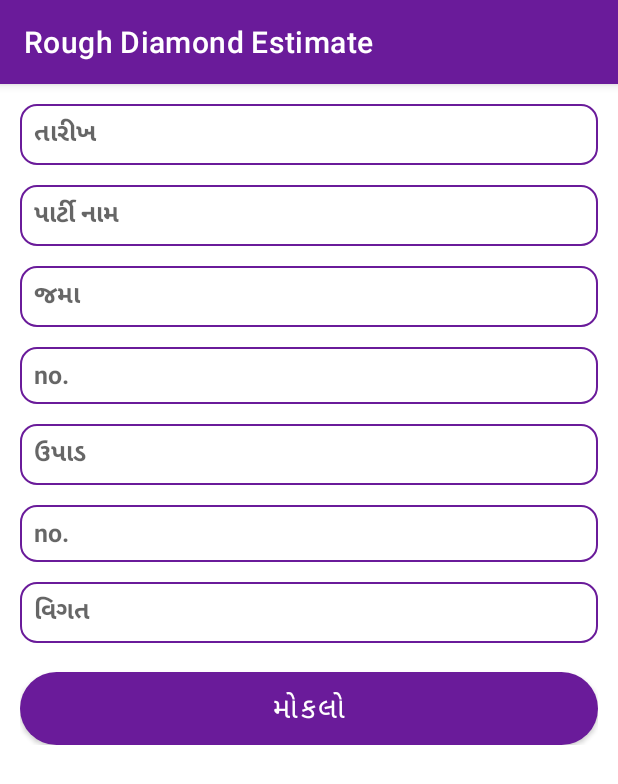
After one commit to harshBackeend/Rough-Diamondrate, an Android app: the AddMoneyDetailActivity screen opened directly, with no data from a screen before it, on a phone screen of 412 x 824 dp. The commit adds this screen. Shown: the top 784 px of the screen. Run offline under Robolectric (Android 15) with nearby library versions, the phone set to English and light mode, and no system bars; our stand-ins replace sdp/ssp sizes.

Commit message:
implement AddMoneyDetailViewModel.kt and AddMoneyDetailActivity.kt

```diff
--- a/app/src/main/java/com/harsh/roughdiamondrate/model/Data.kt
+++ b/app/src/main/java/com/harsh/roughdiamondrate/model/Data.kt
@@ -3,7 +3,7 @@ package com.harsh.roughdiamondrate.model
 import com.google.gson.annotations.SerializedName
 
 data class Data(
-    @SerializedName("college") var college: String? = null,
-    @SerializedName("city") var city: String? = null,
-    @SerializedName("state") var state: String? = null
+
+    @SerializedName("url")
+    var url: String? = null
 )
--- /dev/null
+++ b/app/src/main/java/com/harsh/roughdiamondrate/uiComponents/AddMoneyDetailActivity.kt
@@ -0,0 +1,51 @@
+package com.harsh.roughdiamondrate.uiComponents
+
+import androidx.appcompat.app.AppCompatActivity
+import android.os.Bundle
+import android.widget.EditText
+import androidx.lifecycle.ViewModelProvider
+import com.harsh.roughdiamondrate.Utility
+import com.harsh.roughdiamondrate.databinding.ActivityAddMoneyDetailBinding
+import com.harsh.roughdiamondrate.viewModel.AddMoneyDetailViewModel
+
+class AddMoneyDetailActivity : AppCompatActivity() {
+
+    lateinit var binding: ActivityAddMoneyDetailBinding
+    lateinit var viewModel: AddMoneyDetailViewModel
+
+    override fun onCreate(savedInstanceState: Bundle?) {
+        super.onCreate(savedInstanceState)
+        binding = ActivityAddMoneyDetailBinding.inflate(layoutInflater)
+        setContentView(binding.root)
+        viewModel = ViewModelProvider(this)[AddMoneyDetailViewModel::class.java]
+
+
+        binding.buttonSend.setOnClickListener {
+            if (viewModel.setDataToApi(
+                    Utility.getTextFromEditText(binding.editDate),
+                    Utility.getTextFromEditText(binding.editPaltyName),
+                    Utility.getTextFromEditText(binding.editDeposit),
+                    Utility.getTextFromEditText(binding.editDepositNumber),
+                    Utility.getTextFromEditText(binding.editWithdrawal),
+                    Utility.getTextFromEditText(binding.editWithdrawalNumber),
+                    Utility.getTextFromEditText(binding.editDetail),
+                    this
+                )
+            ) {
+                resetEditText(binding.editDate)
+                resetEditText(binding.editPaltyName)
+                resetEditText(binding.editDeposit)
+                resetEditText(binding.editDepositNumber)
+                resetEditText(binding.editWithdrawal)
+                resetEditText(binding.editWithdrawalNumber)
+                resetEditText(binding.editDetail)
+            }
+        }
+
+
+    }
+
+    private fun resetEditText(editText: EditText) {
+        editText.text = null
+    }
+}
--- a/app/src/main/java/com/harsh/roughdiamondrate/uiComponents/FilterActivity.kt
+++ b/app/src/main/java/com/harsh/roughdiamondrate/uiComponents/FilterActivity.kt
@@ -21,7 +21,7 @@ class FilterActivity : AppCompatActivity() {
         binding = ActivityFilterBinding.inflate(layoutInflater)
         setContentView(binding.root)
 
-        binding.getData.setOnClickListener {
+       /* binding.getData.setOnClickListener {
             val url = Utility.getSharedPreferences(this@FilterActivity,ApiUrlKey.firstUrl)
             val requestModel = RequestModel(college = "dishant", filter = Utility.getTextFromEditText(binding.editKatNumber))
             MainScope().launch(Dispatchers.IO){
@@ -35,6 +35,6 @@ class FilterActivity : AppCompatActivity() {
                     }
                 }
             }
-        }
+        }*/
     }
 }
--- /dev/null
+++ b/app/src/main/java/com/harsh/roughdiamondrate/viewModel/AddMoneyDetailViewModel.kt
@@ -0,0 +1,47 @@
+package com.harsh.roughdiamondrate.viewModel
+
+import android.content.Context
+import android.widget.Toast
+import androidx.lifecycle.ViewModel
+import androidx.lifecycle.viewModelScope
+import com.harsh.roughdiamondrate.Utility
+import com.harsh.roughdiamondrate.model.ApiUrlKey
+import com.harsh.roughdiamondrate.model.RequestModel
+import com.harsh.roughdiamondrate.model.ResponseModel
+import com.harsh.roughdiamondrate.repository.MainRepository
+import kotlinx.coroutines.Dispatchers
+import kotlinx.coroutines.launch
+
+class AddMoneyDetailViewModel : ViewModel() {
+
+
+    fun setDataToApi(
+        dateValue: String,
+        paltyName: String,
+        deposit: String,
+        depositNumber: String,
+        withdrawal: String,
+        withdrawalNumber: String,
+        detail: String,
+        context: Context
+    ): Boolean {
+
+        val requestModel = RequestModel(
+            dateValue = dateValue, paltyName = paltyName,
+            deposit = deposit, depositNumber = depositNumber,
+            withdrawal = withdrawal, withdrawalNumber = withdrawalNumber, detail = detail
+        )
+        var apiResponse: ResponseModel? = null
+        val url = Utility.getSharedPreferences(context, ApiUrlKey.firstUrl)
+        viewModelScope.launch(Dispatchers.IO){
+            val result = MainRepository(url!!).getData(requestModel)
+            if (result.body() != null) {
+                apiResponse = result.body()
+            }
+        }
+        Toast.makeText(context,apiResponse!!.Message,Toast.LENGTH_LONG).show()
+        return apiResponse!!.Status.equals("1")
+
+    }
+
+}
--- /dev/null
+++ b/app/src/main/res/layout/activity_add_money_detail.xml
@@ -0,0 +1,112 @@
+<?xml version="1.0" encoding="utf-8"?>
+<LinearLayout xmlns:android="http://schemas.android.com/apk/res/android"
+    xmlns:app="http://schemas.android.com/apk/res-auto"
+    xmlns:tools="http://schemas.android.com/tools"
+    android:layout_width="match_parent"
+    android:layout_height="match_parent"
+    android:orientation="vertical"
+    tools:context=".uiComponents.AddMoneyDetailActivity">
+
+
+    <androidx.core.widget.NestedScrollView
+        android:layout_width="match_parent"
+        android:layout_height="wrap_content"
+        android:layout_marginHorizontal="@dimen/_10sdp">
+
+        <LinearLayout
+            android:layout_width="match_parent"
+            android:layout_height="wrap_content"
+            android:layout_marginTop="@dimen/_10sdp"
+            android:orientation="vertical">
+
+            <EditText
+                android:id="@+id/editDate"
+                style="@style/editTextFilter"
+                android:layout_width="match_parent"
+                android:layout_height="wrap_content"
+                android:background="@drawable/border_color_6a1b9a_1sdp_r_10sdp"
+                android:hint="@string/date"
+                android:padding="@dimen/_7sdp" />
+
+            <EditText
+                android:id="@+id/editPaltyName"
+                style="@style/editTextFilter"
+                android:layout_width="match_parent"
+                android:layout_height="wrap_content"
+                android:layout_marginTop="@dimen/_10sdp"
+                android:background="@drawable/border_color_6a1b9a_1sdp_r_10sdp"
+                android:hint="@string/paltyName"
+                android:inputType="textPersonName"
+                android:padding="@dimen/_7sdp" />
+
+            <EditText
+                android:id="@+id/editDeposit"
+                style="@style/editTextFilter"
+                android:layout_width="match_parent"
+                android:layout_height="wrap_content"
+                android:layout_marginTop="@dimen/_10sdp"
+                android:background="@drawable/border_color_6a1b9a_1sdp_r_10sdp"
+                android:hint="@string/deposit"
+                android:inputType="textPersonName"
+                android:padding="@dimen/_7sdp" />
+
+            <EditText
+                android:id="@+id/editDepositNumber"
+                style="@style/editTextFilter"
+                android:layout_width="match_parent"
+                android:layout_height="wrap_content"
+                android:layout_marginTop="@dimen/_10sdp"
+                android:background="@drawable/border_color_6a1b9a_1sdp_r_10sdp"
+                android:hint="@string/no"
+                android:inputType="number"
+                android:padding="@dimen/_7sdp" />
+
+            <EditText
+                android:id="@+id/editWithdrawal"
+                style="@style/editTextFilter"
+                android:layout_width="match_parent"
+                android:layout_height="wrap_content"
+                android:layout_marginTop="@dimen/_10sdp"
+                android:background="@drawable/border_color_6a1b9a_1sdp_r_10sdp"
+                android:hint="@string/withdrawal"
+                android:inputType="number"
+                android:padding="@dimen/_7sdp" />
+
+            <EditText
+                android:id="@+id/editWithdrawalNumber"
+                style="@style/editTextFilter"
+                android:layout_width="match_parent"
+                android:layout_height="wrap_content"
+                android:layout_marginTop="@dimen/_10sdp"
+                android:background="@drawable/border_color_6a1b9a_1sdp_r_10sdp"
+                android:hint="@string/no"
+                android:inputType="number"
+                android:padding="@dimen/_7sdp" />
+
+            <EditText
+                android:id="@+id/editDetail"
+                style="@style/editTextFilter"
+                android:layout_width="match_parent"
+                android:layout_height="wrap_content"
+                android:layout_marginTop="@dimen/_10sdp"
+                android:background="@drawable/border_color_6a1b9a_1sdp_r_10sdp"
+                android:hint="@string/detail"
+                android:inputType="textMultiLine"
+                android:padding="@dimen/_7sdp" />
+
+            <Button
+                android:id="@+id/buttonSend"
+                android:layout_width="match_parent"
+                android:layout_height="0dp"
+                android:layout_marginTop="@dimen/_15sdp"
+                android:layout_weight="1"
+                android:textSize="@dimen/_15ssp"
+                android:background="@drawable/solid_color_6a1b9a"
+                android:fadeScrollbars="false"
+                android:text="@string/send" />
+
+        </LinearLayout>
+
+    </androidx.core.widget.NestedScrollView>
+
+</LinearLayout>
--- a/app/src/main/res/values-night/themes.xml
+++ b/app/src/main/res/values-night/themes.xml
@@ -1,6 +1,6 @@
 <resources xmlns:tools="http://schemas.android.com/tools">
     <!-- Base application theme. -->
-    <style name="Theme.RoughDiamondEastimate" parent="Theme.MaterialComponents.DayNight.DarkActionBar">
+    <style name="Theme.RoughDiamondEastimate" parent="Theme.MaterialComponents.Light.DarkActionBar">
         <!--  Primary brand color.  -->
         <item name="colorPrimary">@color/c_6a1b9a</item>
         <item name="colorPrimaryVariant">@color/c_6a1b9a</item>
--- a/app/src/main/res/values/strings.xml
+++ b/app/src/main/res/values/strings.xml
@@ -23,4 +23,11 @@
     <string name="kat_number">કટ નંબર </string>
     <string name="get_kat_information">કટ વિશે મેરવો</string>
     <string name="katnustatus">કટ નું સ્ટૅટ્સ</string>
+    <string name="date">તારીખ</string>
+    <string name="paltyName">પાર્ટી નામ</string>
+    <string name="deposit">જમા</string>
+    <string name="no">no.</string>
+    <string name="withdrawal">ઉપાડ</string>
+    <string name="detail">વિગત</string>
+    <string name="send">મોકલો</string>
 </resources>
```
Also changed, not shown: app/src/main/AndroidManifest.xml (+17 -6 lines), app/src/main/java/com/harsh/roughdiamondrate/model/RequestModel.kt (+21 -1 lines), app/src/main/java/com/harsh/roughdiamondrate/model/ResponseModel.kt (+6 -4 lines), app/src/main/java/com/harsh/roughdiamondrate/viewModel/MainViewModel.kt (+5 -23 lines).
